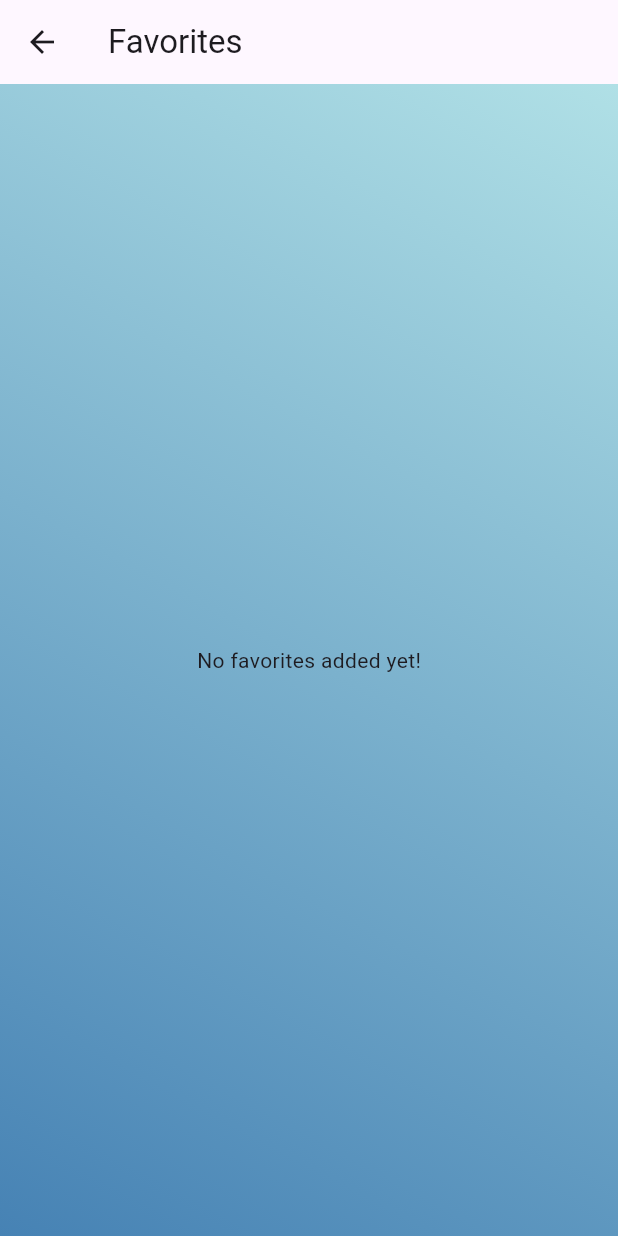
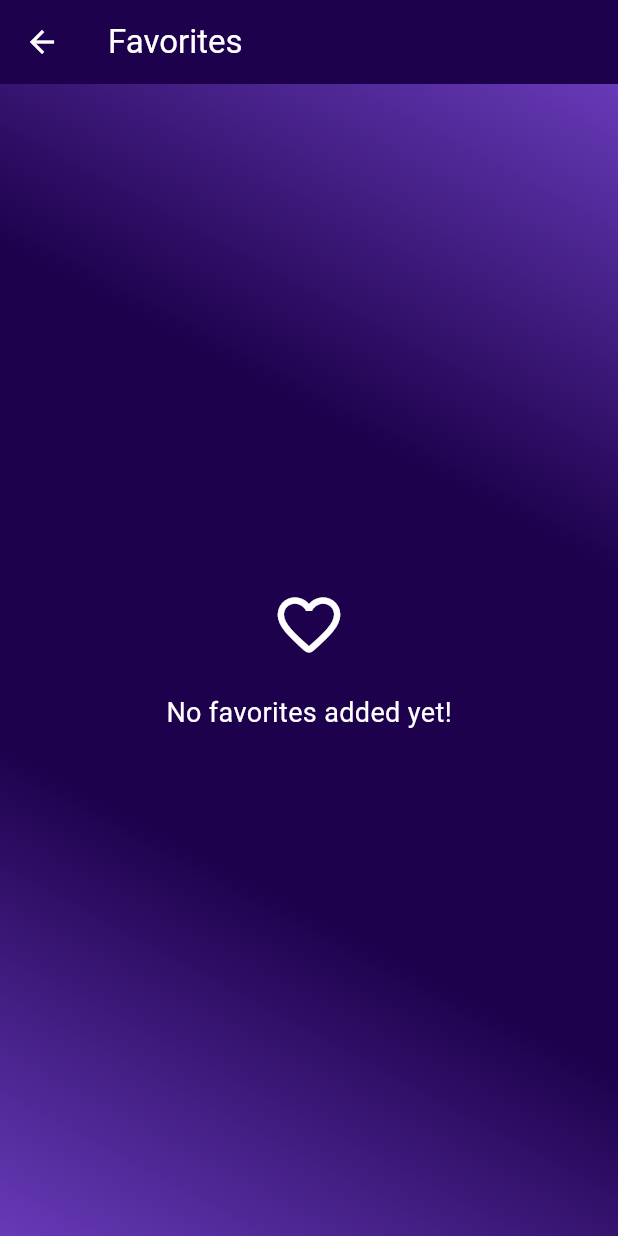
Before and after one commit to hyper-joker/MoodPlaylistApp, a Flutter app: the FavoritesScreen screen opened directly, on a phone screen of 412 x 824 dp. Run offline on Flutter 3.47's test engine with Material 3 defaults, Android fonts, the light colour scheme and no system bars; our stand-ins replace shared_preferences; accounts and stored records are empty.

Commit message:
[+] UI design

```diff
--- a/lib/main.dart
+++ b/lib/main.dart
@@ -1,6 +1,4 @@
-import 'dart:convert';
 import 'package:flutter/material.dart';
-import 'package:flutter/services.dart';
 import './screens/MoodSelectionScreen.dart';
 
 void main() => runApp(const MoodPlaylistApp());
--- a/lib/screens/FavoritesScreen.dart
+++ b/lib/screens/FavoritesScreen.dart
@@ -4,7 +4,7 @@ import 'package:flutter/services.dart';
 import 'package:shared_preferences/shared_preferences.dart';
 
 class FavoritesScreen extends StatefulWidget {
-  const FavoritesScreen({Key? key}) : super(key: key);
+  const FavoritesScreen({super.key});
 
   @override
   State<FavoritesScreen> createState() => _FavoritesScreenState();
@@ -39,36 +39,58 @@ class _FavoritesScreenState extends State<FavoritesScreen> {
 
     // Save the updated list back to SharedPreferences
     await prefs.setString('favorites', jsonEncode(_favorites));
-    ScaffoldMessenger.of(context)
-        .showSnackBar(const SnackBar(content: Text("Removed from Favorites!")));
+    ScaffoldMessenger.of(context).showSnackBar(const SnackBar(
+      content: Text("Removed from Favorites!"),
+      backgroundColor: Color.fromARGB(255, 29, 1, 76),
+    ));
   }
 
   @override
   Widget build(BuildContext context) {
     return Scaffold(
       appBar: AppBar(
-        title: const Text('Favorites'),
+        title: const Text(
+          'Favorites',
+          style: TextStyle(color: Colors.white),
+        ),
+        backgroundColor: Color.fromARGB(255, 29, 1, 76),
+        iconTheme: const IconThemeData(color: Colors.white),
       ),
       body: Container(
         decoration: const BoxDecoration(
           gradient: LinearGradient(
             colors: [
-              Color(0xFFB0E0E6),
-              Color(0xFF4682B4),
+              Color.fromARGB(255, 103, 58, 183),
+              Color.fromARGB(255, 29, 1, 76),
+              Color.fromARGB(255, 29, 1, 76),
+              Color.fromARGB(255, 103, 58, 183),
             ],
             begin: Alignment.topRight,
             end: Alignment.bottomLeft,
           ),
         ),
         child: _favorites.isEmpty
-            ? const Center(child: Text("No favorites added yet!"))
+            ? const Center(
+                child: Column(
+                  mainAxisAlignment: MainAxisAlignment.center,
+                  children: [
+                    Icon(Icons.favorite_border_rounded,
+                        color: Colors.white, size: 50),
+                    SizedBox(height: 20),
+                    Text(
+                      "No favorites added yet!",
+                      style: TextStyle(color: Colors.white, fontSize: 18),
+                    ),
+                  ],
+                ),
+              )
             : ListView.builder(
                 itemCount: _favorites.length,
                 itemBuilder: (context, index) {
                   final favorite = _favorites[index];
                   return Card(
                     margin: const EdgeInsets.all(8.0),
-                    color: Colors.white38,
+                    color: Colors.white12,
                     shape: RoundedRectangleBorder(
                       borderRadius: BorderRadius.circular(8),
                     ),
@@ -78,31 +100,16 @@ class _FavoritesScreenState extends State<FavoritesScreen> {
                           style: const TextStyle(
                             color: Colors.white,
                             fontSize: 18,
-                            fontWeight: FontWeight.bold,
-                            shadows: [
-                              Shadow(
-                                offset: Offset(1, 1),
-                                blurRadius: 2,
-                                color: Colors.black26,
-                              ),
-                            ],
                           )),
                       subtitle: Text(
                         'Mood: ${favorite['mood']}',
                         style: const TextStyle(
                           color: Colors.white70,
                           fontSize: 14,
-                          shadows: [
-                            Shadow(
-                              offset: Offset(1, 1),
-                              blurRadius: 2,
-                              color: Colors.black26,
-                            ),
-                          ],
                         ),
                       ),
                       trailing: IconButton(
-                        icon: const Icon(Icons.delete, color: Colors.white),
+                        icon: const Icon(Icons.delete, color: Colors.white70),
                         onPressed: () {
                           _removeFromFavorites(favorite['name']);
                         },
--- a/lib/screens/MoodSelectionScreen.dart
+++ b/lib/screens/MoodSelectionScreen.dart
@@ -5,7 +5,7 @@ import './PlaylistScreen.dart';
 
 // Mood Selection Screen
 class MoodSelectionScreen extends StatefulWidget {
-  const MoodSelectionScreen({Key? key}) : super(key: key);
+  const MoodSelectionScreen({super.key});
 
   @override
   State<MoodSelectionScreen> createState() => _MoodSelectionScreenState();
```
Also changed, not shown: lib/screens/PlaylistScreen.dart (+13 -7 lines).
